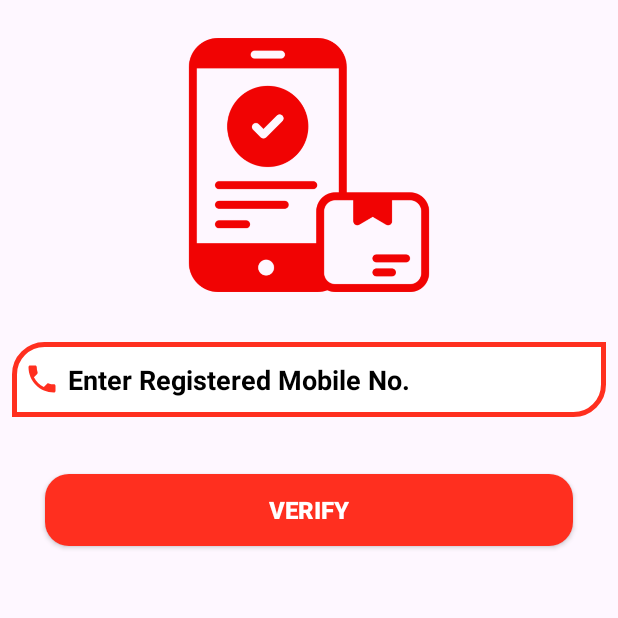
After one commit to gayatrikantule975/ambutrackerapplication, an Android app: the UserConfirmRegisterMobileNoActivityActivity screen opened directly, with no data from a screen before it, on a phone screen of 412 x 824 dp, the top half of it. The commit adds this screen. Run offline under Robolectric (Android 15) with nearby library versions, the phone set to English and light mode, and no system bars; our stand-ins replace Firebase (no records; nobody signed in at launch, a user with empty details on screens opened directly); Roboto replaces fonts that are not available here.

Commit message:
I added code for forget password First Added froget password text,when click on it open activity_user_confirm_register_mobile_no_activity.xml then it verify our mobileno it open otp verifiction activity and then activity_user_forget_password.xml open to change password

```diff
--- /dev/null
+++ b/app/src/main/java/com/example/ambutrackapplication/UserConfirmRegisterMobileNoActivityActivity.java
@@ -0,0 +1,84 @@
+package com.example.ambutrackapplication;
+
+import android.app.ProgressDialog;
+import android.content.Intent;
+import android.os.Bundle;
+import android.view.View;
+import android.widget.EditText;
+import android.widget.ImageView;
+import android.widget.Toast;
+
+import androidx.activity.EdgeToEdge;
+import androidx.annotation.NonNull;
+import androidx.appcompat.app.AppCompatActivity;
+import androidx.appcompat.widget.AppCompatButton;
+import androidx.core.graphics.Insets;
+import androidx.core.view.ViewCompat;
+import androidx.core.view.WindowInsetsCompat;
+
+import com.google.firebase.FirebaseException;
+import com.google.firebase.auth.PhoneAuthCredential;
+import com.google.firebase.auth.PhoneAuthProvider;
+
+import java.util.concurrent.TimeUnit;
+
+public class UserConfirmRegisterMobileNoActivityActivity extends AppCompatActivity {
+    ImageView ivConfirmRegisterMobileNoImage;
+    EditText etConfirmRegisterMobileNo;
+    AppCompatButton btnConfirmRegisterMobileNo;
+    ProgressDialog progressDialog;
+    @Override
+    protected void onCreate(Bundle savedInstanceState) {
+        super.onCreate(savedInstanceState);
+        setContentView(R.layout.activity_user_confirm_register_mobile_no_activity);
+        ivConfirmRegisterMobileNoImage=findViewById(R.id.ivUserMobilenoConfirmationimg);
+        etConfirmRegisterMobileNo=findViewById(R.id.etUserMobilenoverifyMobileNo);
+        btnConfirmRegisterMobileNo=findViewById(R.id.btnmobilenoVerificationVerify);
+        btnConfirmRegisterMobileNo.setOnClickListener(new View.OnClickListener() {
+            @Override
+            public void onClick(View view) {
+                if(etConfirmRegisterMobileNo.getText().toString().isEmpty())
+                {
+                    etConfirmRegisterMobileNo.setError("Please Enter Mobile Number");
+                }
+                else if(etConfirmRegisterMobileNo.getText().toString().length()!=10)
+                {
+                    etConfirmRegisterMobileNo.setError("Please Enter Valid Mobile Number");
+                }
+                else {
+                    progressDialog=new ProgressDialog(UserConfirmRegisterMobileNoActivityActivity.this);
+                    PhoneAuthProvider.getInstance().verifyPhoneNumber(
+                            "+91"+etConfirmRegisterMobileNo.getText().toString(),//on which mobile no otp received
+                            60,//in how many seconds otp to be sent
+                            TimeUnit.SECONDS,//mention time unit
+                            UserConfirmRegisterMobileNoActivityActivity.this,//Current java class
+                            new PhoneAuthProvider.OnVerificationStateChangedCallbacks()//callback:verification complete or not
+                            {
+                                @Override
+                                public void onVerificationCompleted(@NonNull PhoneAuthCredential phoneAuthCredential) {
+                                    progressDialog.dismiss();
+                                    Toast.makeText(UserConfirmRegisterMobileNoActivityActivity.this,"Verification Successful",Toast.LENGTH_SHORT).show();
+                                }
+
+                                @Override
+                                public void onVerificationFailed(@NonNull FirebaseException e) {
+                                    progressDialog.dismiss();
+                                    Toast.makeText(UserConfirmRegisterMobileNoActivityActivity.this,"Verification Failed",Toast.LENGTH_SHORT).show();
+                                }
+
+                                @Override
+                                public void onCodeSent(@NonNull String verificationCode, @NonNull PhoneAuthProvider.ForceResendingToken forceResendingToken)//1 st arg:verificationCode:firebase sended free otp received here
+                                {
+                                    Intent i=new Intent(UserConfirmRegisterMobileNoActivityActivity.this, UserForgetPasswordActivity.class);
+                                    i.putExtra("verificationcode",verificationCode);//key:string and value
+                                    //To transfer recieved code all user info to verificationActivity,in verification Activity there is no edittext so we sent this data from here and recieve there
+                                    i.putExtra("mobileno",etConfirmRegisterMobileNo.getText().toString());
+                                    startActivity(i);
+                                }
+                            }
+                    );
+                }
+            }
+        });
+    }
+    }
--- /dev/null
+++ b/app/src/main/res/layout/activity_user_confirm_register_mobile_no_activity.xml
@@ -0,0 +1,45 @@
+<?xml version="1.0" encoding="utf-8"?>
+<LinearLayout xmlns:android="http://schemas.android.com/apk/res/android"
+    xmlns:app="http://schemas.android.com/apk/res-auto"
+    xmlns:tools="http://schemas.android.com/tools"
+    android:id="@+id/main"
+    android:layout_width="match_parent"
+    android:layout_height="match_parent"
+    tools:context=".UserConfirmRegisterMobileNoActivityActivity"
+    android:orientation="vertical"
+    android:gravity="center_horizontal">
+    <ImageView
+        android:layout_width="180dp"
+        android:layout_height="180dp"
+        android:id="@+id/ivUserMobilenoConfirmationimg"
+        android:src="@drawable/confirmed"
+        android:layout_centerInParent="true"
+        android:layout_margin="20sp"/>
+    <EditText
+        android:layout_width="match_parent"
+        android:layout_height="50sp"
+        android:id="@+id/etUserMobilenoverifyMobileNo"
+        android:hint="Enter Registered Mobile No."
+        android:textColorHint="@color/black"
+        android:textSize="18sp"
+        android:textColor="@color/black"
+        android:textStyle="bold"
+        android:paddingLeft="8sp"
+        android:background="@drawable/edittextbackground"
+        android:layout_margin="8sp"
+        android:inputType="number"
+        android:drawableLeft="@drawable/icon_phone"
+        android:drawablePadding="5sp"
+        />
+    <androidx.appcompat.widget.AppCompatButton
+        android:layout_width="match_parent"
+        android:layout_height="wrap_content"
+        android:id="@+id/btnmobilenoVerificationVerify"
+        android:text="Verify"
+        android:textSize="16dp"
+        android:textStyle="bold"
+        android:textColor="@color/white"
+        android:background="@drawable/btnbackground"
+        android:layout_marginTop="25dp"
+        android:layout_margin="30sp"/>
+</LinearLayout>
```
Also changed, not shown: app/src/main/AndroidManifest.xml (+15 -0 lines), app/src/main/java/com/example/ambutrackapplication/UserForgetPasswordActivity.java (added, +204 -0 lines), app/src/main/java/com/example/ambutrackapplication/UserLoginActivity.java (+12 -3 lines), app/src/main/java/com/example/ambutrackapplication/UserSetUpNewPasswordActivity.java (added, +96 -0 lines), app/src/main/res/layout/activity_user_forget_password.xml (added, +10 -0 lines), app/src/main/res/layout/activity_user_set_up_new_password.xml (added, +60 -0 lines), app/src/main/res/layout/activity_userlogin.xml (+20 -8 lines), app/src/main/res/drawable/confirmed.png (added).
